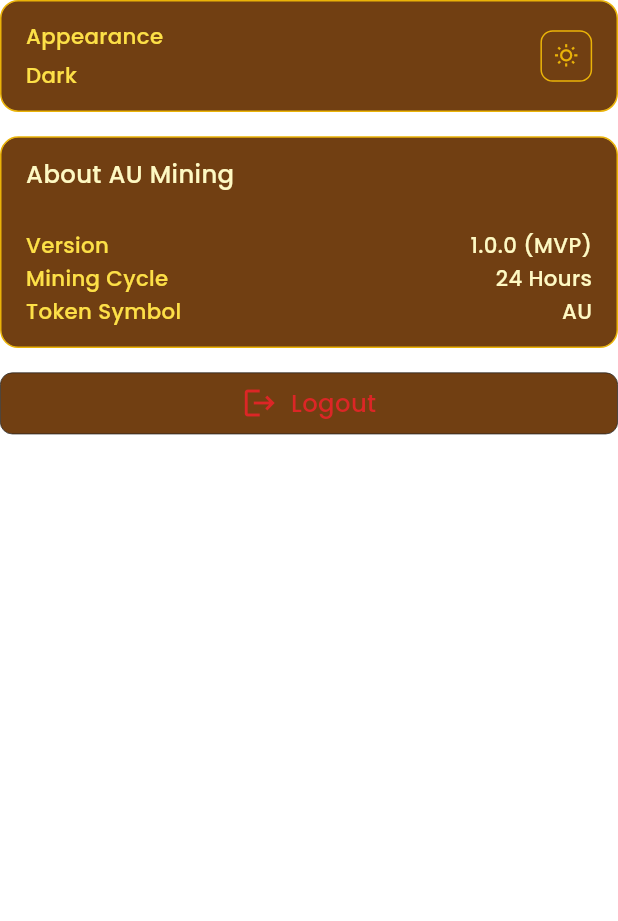
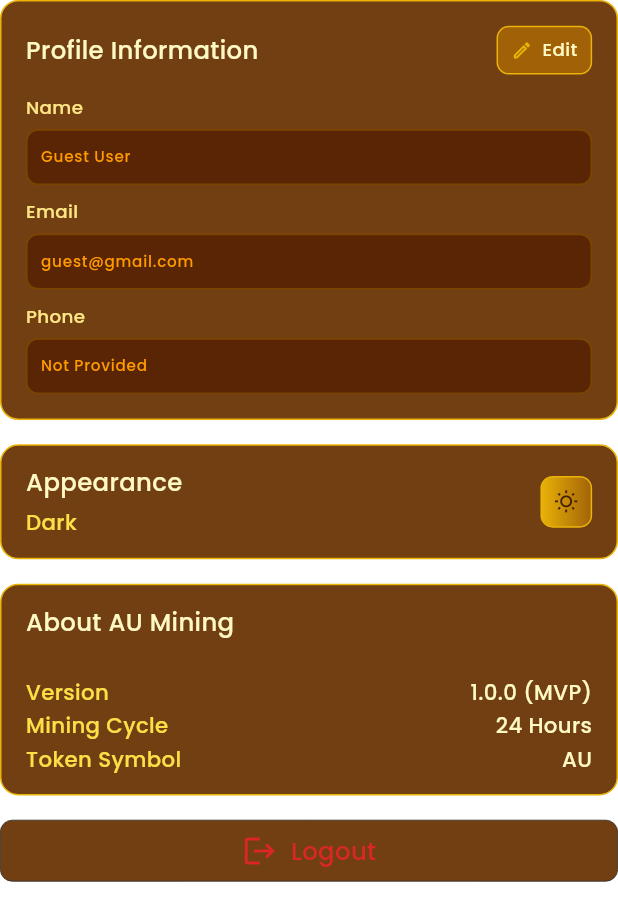
Before and after one commit to talhamehtab2014/mining_app, a Flutter app: the ProfileView screen opened by its route, on a phone screen of 412 x 824 dp. Shown: the top 921 px of the screen. Run offline on Flutter 3.47's test engine with Material 3 defaults, Android fonts, the light colour scheme and no system bars; our stand-ins replace auto_size_text, connectivity_plus, dio, firebase_core, flutter_screenutil, font_awesome_flutter and 7 more; accounts and stored records are empty; generated files the repository leaves out were written again.

Commit message:
feat: enhance profile screen with user information and UI improvements
Refactors the profile view to include a user information card with fields for name, email, and phone number, alongside an "Edit" button. The view is now wrapped in a `SingleChildScrollView` to prevent overflow.

UI enhancements include:
- A new `editProfileCard` widget.
- Style updates to the dark/light mode switcher, including a gradient background for the icon.
- Conversion of static strings to localized keys for better internationalization.

```diff
--- a/lib/src/core/localization/app_strings.dart
+++ b/lib/src/core/localization/app_strings.dart
@@ -61,4 +61,8 @@ class AppStrings {
   static String get tokenSymbol => 'tokenSymbol'.tr;
   static String get logout => 'logout'.tr;
   static String get cancel => 'cancel'.tr;
+  static String get appearance => 'appearance'.tr;
+  static String get dark => 'dark'.tr;
+  static String get light => 'light'.tr;
+  static String get profileInformation => 'profileInformation'.tr;
 }
--- a/lib/src/core/localization/en_us.dart
+++ b/lib/src/core/localization/en_us.dart
@@ -46,4 +46,8 @@ final Map<String, String> enUS = {
   'tokenSymbol':'Token Symbol',
   'logout':'Logout',
   'cancel':'Cancel',
+  'appearance':'Appearance',
+  'dark':'Dark',
+  'light':'Light',
+  'profileInformation':'Profile Information',
 };
--- a/lib/src/presentation/common_widgets/common_text_field_widget.dart
+++ b/lib/src/presentation/common_widgets/common_text_field_widget.dart
@@ -10,6 +10,7 @@ class CommonTextFieldWidget extends StatelessWidget {
   final TextEditingController controller;
   final TextInputType keyboardType;
   final bool isPassword;
+  final bool isEnabled;
 
   const CommonTextFieldWidget({
     super.key,
@@ -18,6 +19,7 @@ class CommonTextFieldWidget extends StatelessWidget {
     this.hintText = '',
     this.keyboardType = TextInputType.text,
     this.isPassword = false,
+    this.isEnabled = true,
   });
 
   @override
@@ -37,7 +39,7 @@ class CommonTextFieldWidget extends StatelessWidget {
         Container(
           padding: EdgeInsets.symmetric(horizontal: 8.w, vertical: 6.h),
           decoration: BoxDecoration(
-            color: R.palette.cardBackground,
+            color:isEnabled? R.palette.cardBackground: R.palette.yellow800,
             borderRadius: BorderRadius.circular(8.r),
             border: Border.all(color: R.palette.borderOrDivider, width: 1.w),
           ),
@@ -48,6 +50,7 @@ class CommonTextFieldWidget extends StatelessWidget {
               fontWeight: FontWeight.w500,
               color: R.palette.primary,
             ),
+            enabled: isEnabled,
             keyboardType: keyboardType,
             obscureText: isPassword,
             decoration: InputDecoration(
--- a/lib/src/presentation/post_login/profile/profile.dart
+++ b/lib/src/presentation/post_login/profile/profile.dart
@@ -6,24 +6,104 @@ import 'package:mining_application/src/core/resource/r.dart';
 import 'package:mining_application/src/core/utils/routes.dart';
 import 'package:mining_application/src/presentation/common_widgets/common_button_widget.dart';
 import 'package:mining_application/src/presentation/common_widgets/common_label_text_widget.dart';
+import 'package:mining_application/src/presentation/common_widgets/common_text_field_widget.dart';
 import 'package:mining_application/src/presentation/post_login/profile/profile_view_model.dart';
 
-class ProfileView extends GetView<ProfileViewModel> {
+class ProfileView extends StatelessWidget {
   static const String id = '/ProfileView';
 
   const ProfileView({super.key});
 
   @override
   Widget build(BuildContext context) {
+    return GetBuilder<ProfileViewModel>(
+      builder: (controller) {
         return Scaffold(
           backgroundColor: Colors.transparent,
-      body: Column(
+          body: SingleChildScrollView(
+            child: Column(
               children: [
+                editProfileCard(),
+                16.verticalSpace,
                 darkLightSwitcher(),
                 16.verticalSpace,
                 profileTopHeaderCard(),
                 16.verticalSpace,
                 logoutButton(context),
+              ],
+            ),
+          ),
+        );
+      },
+    );
+  }
+
+  Widget editProfileCard() {
+    return Container(
+      padding: EdgeInsets.all(16.sp),
+      decoration: BoxDecoration(
+        color: R.palette.yellow900,
+        borderRadius: BorderRadius.circular(12.r),
+        border: Border.all(color: R.palette.yellow500),
+      ),
+      child: Column(
+        children: [
+          Row(
+            mainAxisAlignment: MainAxisAlignment.spaceBetween,
+            children: [
+              CommonLabelTextWidget(
+                text: AppStrings.profileInformation,
+                fontWeight: FontWeight.w500,
+                fontSize: 16.sp,
+                textColor: R.palette.yellow100,
+              ),
+              GestureDetector(
+                onTap: () {},
+                child: Container(
+                  padding: EdgeInsets.symmetric(vertical: 8.h, horizontal: 8.w),
+                  decoration: BoxDecoration(
+                    color: R.palette.yellow700,
+                    borderRadius: BorderRadius.circular(8.r),
+                    border: Border.all(color: R.palette.yellow500),
+                  ),
+                  child: Row(
+                    children: [
+                      Icon(
+                        Icons.edit_outlined,
+                        color: R.palette.yellow500,
+                        size: 14.sp,
+                      ),
+                      6.horizontalSpace,
+                      CommonLabelTextWidget(
+                        text: "Edit",
+                        fontWeight: FontWeight.w500,
+                        fontSize: 12.sp,
+                        textColor: R.palette.yellow100,
+                      ),
+                    ],
+                  ),
+                ),
+              ),
+            ],
+          ),
+          16.verticalSpace,
+          CommonTextFieldWidget(
+            labelText: AppStrings.name,
+            controller: TextEditingController(text: 'Guest User'),
+            hintText: AppStrings.nameHint,
+          ),
+          12.verticalSpace,
+          CommonTextFieldWidget(
+            labelText: AppStrings.emailLabel,
+            controller: TextEditingController(text: 'guest@gmail.com'),
+            hintText: AppStrings.emailHint,
+          ),
+          12.verticalSpace,
+          CommonTextFieldWidget(
+            labelText: AppStrings.phone,
+            controller: TextEditingController(text: 'Not Provided'),
+            hintText: AppStrings.phoneOptionalHint,
+          ),
         ],
       ),
     );
@@ -45,14 +125,14 @@ class ProfileView extends GetView<ProfileViewModel> {
             crossAxisAlignment: CrossAxisAlignment.start,
             children: [
               CommonLabelTextWidget(
-                text: 'Appearance',
+                text: AppStrings.appearance,
                 fontWeight: FontWeight.w500,
-                fontSize: 14.sp,
-                textColor: R.palette.yellow300,
+                fontSize: 16.sp,
+                textColor: R.palette.yellow100,
               ),
               12.verticalSpace,
               CommonLabelTextWidget(
-                text: false ? 'Light' : 'Dark',
+                text: false ? AppStrings.light : AppStrings.dark,
                 fontWeight: FontWeight.w500,
                 fontSize: 14.sp,
                 textColor: R.palette.yellow300,
@@ -65,13 +145,15 @@ class ProfileView extends GetView<ProfileViewModel> {
             child: Container(
               padding: EdgeInsets.all(8.sp),
               decoration: BoxDecoration(
-                color: R.palette.yellow900,
+                gradient: LinearGradient(
+                  colors: [R.palette.yellow500, R.palette.yellow700],
+                ),
                 borderRadius: BorderRadius.circular(8.r),
                 border: Border.all(color: R.palette.yellow500),
               ),
               child: Icon(
                 true ? Icons.wb_sunny_outlined : Icons.nightlight_round,
-                color: R.palette.yellow500,
+                color: R.palette.yellow950,
                 size: 16.sp,
               ),
             ),
```
Lines whose indentation alone changed are shown as unchanged.
